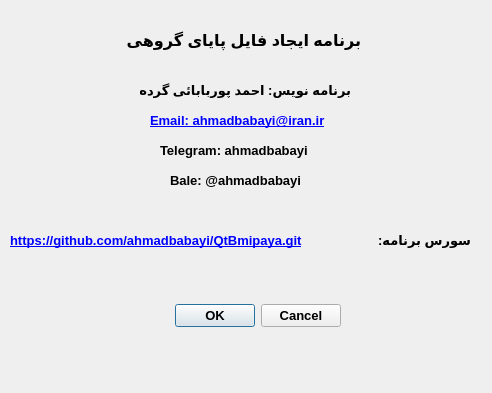
The window that aboutdialog.ui (ahmadbabayi/QtBmipaya) describes before a commit, drawn with Qt 5.
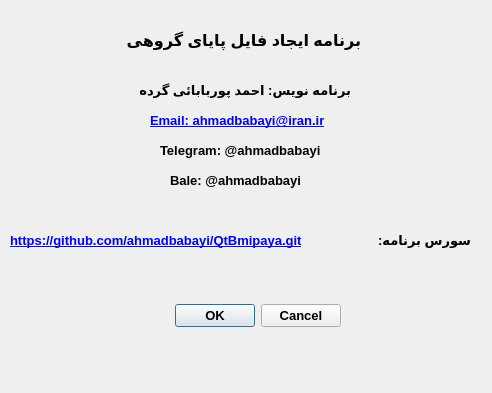
The same window after the commit.

```diff
--- a/aboutdialog.ui
+++ b/aboutdialog.ui
@@ -121,7 +121,7 @@
     </font>
    </property>
    <property name="text">
-    <string>Telegram: ahmadbabayi</string>
+    <string>Telegram: @ahmadbabayi</string>
    </property>
   </widget>
   <widget class="QLabel" name="label_5">
```
